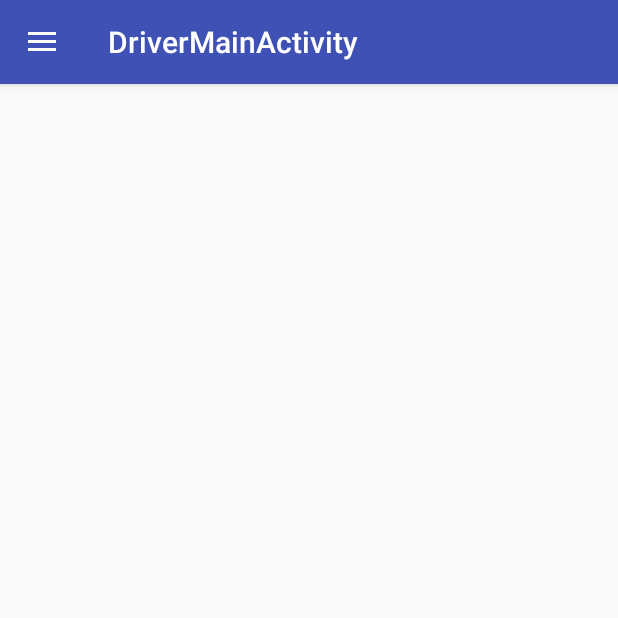
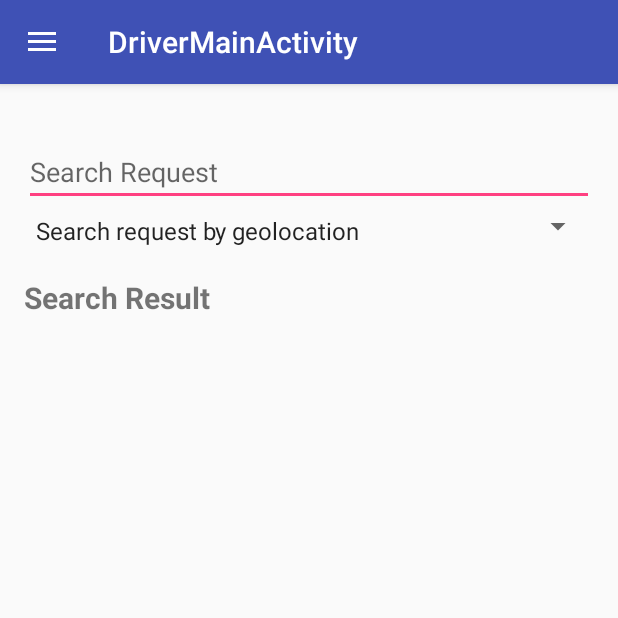
Before and after one commit to CMPUT301F16T18/Unter, an Android app: the DriverMainActivity screen opened directly, with no data from a screen before it, on a phone screen of 412 x 824 dp, the top half of it. Run offline under Robolectric (Android 15) with nearby library versions, the phone set to English and light mode, and no system bars.

Commit message:
update layout of DriverMainActivity

```diff
--- a/app/src/main/java/ca/ualberta/cs/unter/view/DriverMainActivity.java
+++ b/app/src/main/java/ca/ualberta/cs/unter/view/DriverMainActivity.java
@@ -13,16 +13,31 @@ import android.support.v7.app.AppCompatActivity;
 import android.support.v7.widget.Toolbar;
 import android.view.Menu;
 import android.view.MenuItem;
+import android.widget.Adapter;
+import android.widget.ArrayAdapter;
+import android.widget.Spinner;
 
 import ca.ualberta.cs.unter.R;
 
 public class DriverMainActivity extends AppCompatActivity
         implements NavigationView.OnNavigationItemSelectedListener {
 
+    private Spinner searchOptionSpinner;
+    private ArrayAdapter<CharSequence> searchOptionAdapter;
+
     @Override
     protected void onCreate(Bundle savedInstanceState) {
+
         super.onCreate(savedInstanceState);
         setContentView(R.layout.activity_driver_main);
+
+        // https://developer.android.com/guide/topics/ui/controls/spinner.html#Populate
+        searchOptionSpinner = (Spinner) findViewById(R.id.search_option);
+        searchOptionAdapter = ArrayAdapter.createFromResource(this,
+                R.array.search_option, android.R.layout.simple_spinner_item);
+        searchOptionAdapter.setDropDownViewResource(android.R.layout.simple_spinner_dropdown_item);
+        searchOptionSpinner.setAdapter(searchOptionAdapter);
+
         Toolbar toolbar = (Toolbar) findViewById(R.id.toolbar);
         setSupportActionBar(toolbar);
 
--- a/app/src/main/res/layout/content_driver_main.xml
+++ b/app/src/main/res/layout/content_driver_main.xml
@@ -1,7 +1,8 @@
 <?xml version="1.0" encoding="utf-8"?>
-<RelativeLayout xmlns:android="http://schemas.android.com/apk/res/android"
+<LinearLayout xmlns:android="http://schemas.android.com/apk/res/android"
     xmlns:app="http://schemas.android.com/apk/res-auto"
     xmlns:tools="http://schemas.android.com/tools"
+    android:orientation="vertical"
     android:layout_width="match_parent"
     android:layout_height="match_parent"
     android:paddingBottom="@dimen/activity_vertical_margin"
@@ -12,4 +13,34 @@
     tools:context="ca.ualberta.cs.unter.view.DriverMainActivity"
     tools:showIn="@layout/app_bar_driver_main">
 
-</RelativeLayout>
+    <EditText android:id="@+id/search_request"
+        android:layout_width="match_parent"
+        android:layout_height="wrap_content"
+        android:hint="@string/search_request"
+        android:inputType="textNoSuggestions|textVisiblePassword"
+        android:paddingTop="30dp"
+        android:maxLines="1"/>
+
+    <Spinner
+        android:id="@+id/search_option"
+        android:layout_width="match_parent"
+        android:layout_height="wrap_content"
+        android:paddingTop="5dp"/>
+
+    <TextView
+        android:layout_width="match_parent"
+        android:layout_height="wrap_content"
+        android:text="@string/search_result"
+        android:paddingTop="20dp"
+        android:textSize="20sp"
+        android:textStyle="bold"/>
+
+    <ListView
+        android:id="@+id/driver_search_list"
+        android:layout_width="match_parent"
+        android:layout_height="match_parent"
+        android:scrollbars="vertical"
+        android:clickable="true" >
+    </ListView>
+
+</LinearLayout>
--- /dev/null
+++ b/app/src/main/res/layout/driver_search_list_item.xml
@@ -0,0 +1,7 @@
+<?xml version="1.0" encoding="utf-8"?>
+<TextView xmlns:android="http://schemas.android.com/apk/res/android"
+    android:layout_width="match_parent"
+    android:layout_height="wrap_content"
+    android:padding="10dp"
+    android:textSize="16sp" >
+</TextView>
--- a/app/src/main/res/values/strings.xml
+++ b/app/src/main/res/values/strings.xml
@@ -1,3 +1,5 @@
+<?xml version="1.0" encoding="utf-8"?>
+
 <resources>
     <string name="app_name">Unter</string>
 
@@ -19,4 +21,15 @@
     <string name="action_settings">Settings</string>
 
 
+    <!--DriverMainActivity-->
+    <string name="search_request">Search Request</string>
+    <string name="search_result">Search Result</string>
+
+    <!--Spinner-->
+    <string-array name="search_option">
+        <item>Search request by geolocation</item>
+        <item>Search request by keyword</item>
+    </string-array>
+
+
 </resources>
```
